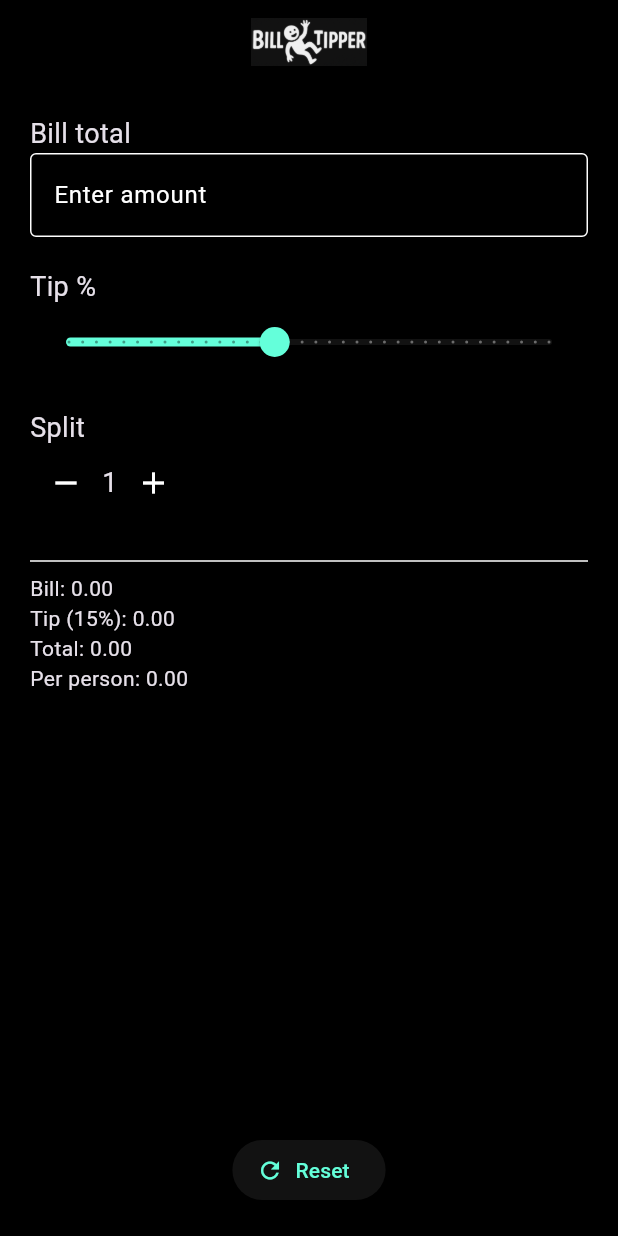
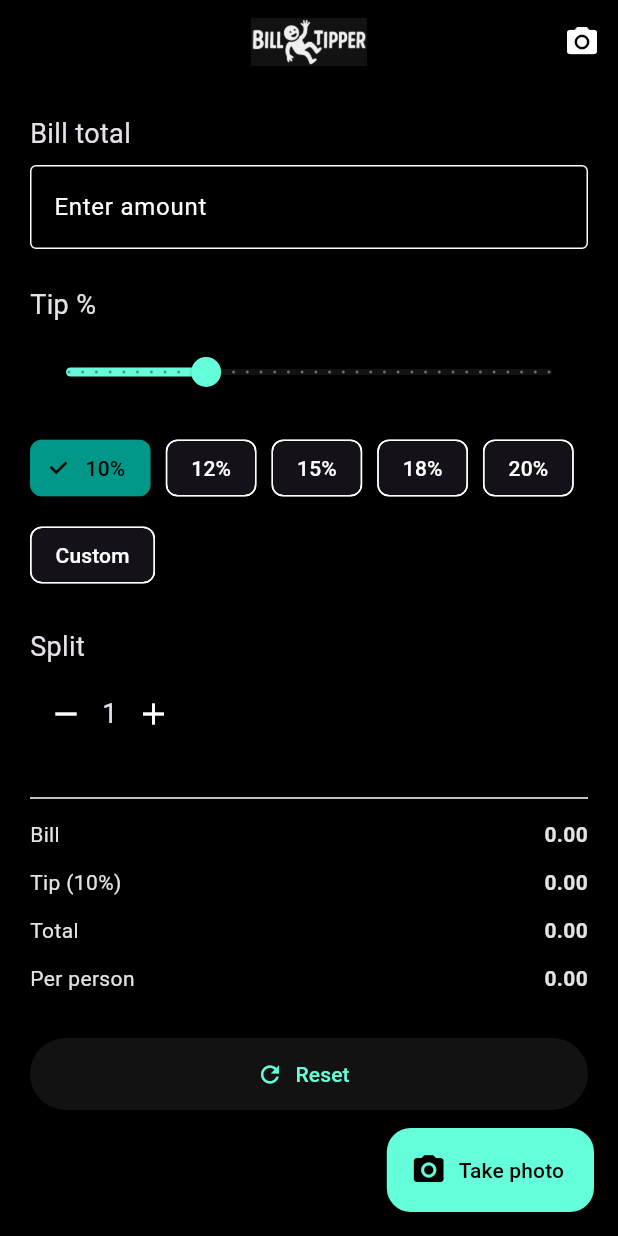
Before and after one commit to waltviviers/bill_tipper, a Flutter app: the screen it shows after launch, on a phone screen of 412 x 824 dp. Run offline on Flutter 3.47's test engine with Material 3 defaults, Android fonts, the phone set to English and light mode, and no system bars; our stand-ins replace image_picker.

Commit message:
Update main.dart

```diff
--- a/lib/main.dart
+++ b/lib/main.dart
@@ -1,4 +1,7 @@
+import 'dart:io';
+
 import 'package:flutter/material.dart';
+import 'package:image_picker/image_picker.dart';
 
 void main() {
   runApp(const BillTipperApp());
@@ -13,11 +16,14 @@ class BillTipperApp extends StatelessWidget {
       debugShowCheckedModeBanner: false,
       title: 'Bill Tipper',
       theme: ThemeData.dark().copyWith(
-        colorScheme: ColorScheme.dark(
+        colorScheme: const ColorScheme.dark(
           primary: Colors.tealAccent,
           secondary: Colors.teal,
         ),
-        scaffoldBackgroundColor: const Color(0xFF000000), // same as logo bg
+        scaffoldBackgroundColor: Color(0xFF000000),
+        elevatedButtonTheme: ElevatedButtonThemeData(
+          style: ElevatedButton.styleFrom(minimumSize: const Size.fromHeight(48)),
+        ),
       ),
       home: const BillTipperHome(),
     );
@@ -33,21 +39,38 @@ class BillTipperHome extends StatefulWidget {
 
 class _BillTipperHomeState extends State<BillTipperHome> {
   final TextEditingController _billController = TextEditingController();
-  double _tipPercent = 15.0;
+  double _tipPercent = 10.0; // ← default tip is now 10%
   int _split = 1;
 
-  double get _bill =>
-      double.tryParse(_billController.text) ?? 0.0;
+  // Photo of the bill (captured with the camera)
+  final ImagePicker _picker = ImagePicker();
+  XFile? _billPhoto;
 
+  double get _bill => double.tryParse(_billController.text) ?? 0.0;
   double get _tip => _bill * _tipPercent / 100;
   double get _total => _bill + _tip;
-  double get _perPerson => _total / _split;
+  double get _perPerson => _split == 0 ? 0 : _total / _split;
+
+  Future<void> _takePhoto() async {
+    try {
+      final photo = await _picker.pickImage(source: ImageSource.camera);
+      if (photo != null) {
+        setState(() => _billPhoto = photo);
+      }
+    } catch (e) {
+      if (!mounted) return;
+      ScaffoldMessenger.of(context).showSnackBar(
+        SnackBar(content: Text('Could not open camera: $e')),
+      );
+    }
+  }
 
   void _reset() {
     setState(() {
       _billController.clear();
-      _tipPercent = 15.0;
+      _tipPercent = 10.0;
       _split = 1;
+      _billPhoto = null;
     });
   }
 
@@ -62,24 +85,53 @@ class _BillTipperHomeState extends State<BillTipperHome> {
           height: 32,
           fit: BoxFit.contain,
         ),
+        actions: [
+          IconButton(
+            tooltip: 'Take photo of bill',
+            icon: const Icon(Icons.photo_camera),
+            onPressed: _takePhoto,
+          ),
+        ],
       ),
-      body: Padding(
-        padding: const EdgeInsets.all(20),
+      floatingActionButton: FloatingActionButton.extended(
+        onPressed: _takePhoto,
+        icon: const Icon(Icons.photo_camera),
+        label: const Text('Take photo'),
+      ),
+      body: SingleChildScrollView(
+        padding: const EdgeInsets.fromLTRB(20, 20, 20, 96),
         child: Column(
           crossAxisAlignment: CrossAxisAlignment.start,
           children: [
+            // Optional photo preview
+            if (_billPhoto != null) ...[
+              ClipRRect(
+                borderRadius: BorderRadius.circular(12),
+                child: Image.file(
+                  File(_billPhoto!.path),
+                  height: 160,
+                  width: double.infinity,
+                  fit: BoxFit.cover,
+                ),
+              ),
+              const SizedBox(height: 16),
+            ],
+
             const Text("Bill total", style: TextStyle(fontSize: 18)),
+            const SizedBox(height: 8),
             TextField(
               controller: _billController,
-              keyboardType: TextInputType.number,
+              keyboardType: const TextInputType.numberWithOptions(decimal: true),
               decoration: const InputDecoration(
                 hintText: "Enter amount",
                 border: OutlineInputBorder(),
               ),
               onChanged: (_) => setState(() {}),
             ),
-            const SizedBox(height: 20),
+            const SizedBox(height: 24),
+
             const Text("Tip %", style: TextStyle(fontSize: 18)),
+            const SizedBox(height: 8),
             Slider(
               value: _tipPercent,
               min: 0,
@@ -88,42 +140,76 @@ class _BillTipperHomeState extends State<BillTipperHome> {
               label: "${_tipPercent.round()}%",
               onChanged: (v) => setState(() => _tipPercent = v),
             ),
-            const SizedBox(height: 20),
+
+            const SizedBox(height: 16),
+            Wrap(
+              spacing: 10,
+              runSpacing: 10,
+              children: [10, 12, 15, 18, 20].map((p) {
+                final selected = _tipPercent.round() == p;
+                return ChoiceChip(
+                  label: Text("$p%"),
+                  selected: selected,
+                  onSelected: (_) => setState(() => _tipPercent = p.toDouble()),
+                );
+              }).toList()
+                ..add(
+                  ChoiceChip(
+                    label: const Text("Custom"),
+                    selected: ![10, 12, 15, 18, 20].contains(_tipPercent.round()),
+                    onSelected: (_) {},
+                  ),
+                ),
+            ),
+
+            const SizedBox(height: 24),
             const Text("Split", style: TextStyle(fontSize: 18)),
+            const SizedBox(height: 8),
             Row(
               children: [
                 IconButton(
                   icon: const Icon(Icons.remove),
-                  onPressed: () =>
-                      setState(() => _split = (_split > 1) ? _split - 1 : 1),
+                  onPressed: () => setState(() => _split = (_split > 1) ? _split - 1 : 1),
                 ),
                 Text("$_split", style: const TextStyle(fontSize: 18)),
                 IconButton(
                   icon: const Icon(Icons.add),
-                  onPressed: () =>
-                      setState(() => _split = _split + 1),
+                  onPressed: () => setState(() => _split = _split + 1),
                 ),
               ],
             ),
-            const SizedBox(height: 20),
+
+            const SizedBox(height: 24),
             const Divider(),
-            Text("Bill: ${_fmt(_bill)}"),
-            Text("Tip (${_tipPercent.round()}%): ${_fmt(_tip)}"),
-            Text("Total: ${_fmt(_total)}"),
-            Text("Per person: ${_fmt(_perPerson)}"),
-            const Spacer(),
-            Center(
-              child: ElevatedButton.icon(
-                icon: const Icon(Icons.refresh),
-                label: const Text("Reset"),
-                onPressed: _reset,
-              ),
-            )
+            _row("Bill", _bill),
+            _row("Tip (${_tipPercent.round()}%)", _tip),
+            _row("Total", _total),
+            _row("Per person", _perPerson),
+
+            const SizedBox(height: 24),
+            ElevatedButton.icon(
+              onPressed: _reset,
+              icon: const Icon(Icons.refresh),
+              label: const Text("Reset"),
+            ),
           ],
         ),
       ),
     );
   }
 
+  Widget _row(String label, double value) {
+    return Padding(
+      padding: const EdgeInsets.symmetric(vertical: 6),
+      child: Row(
+        mainAxisAlignment: MainAxisAlignment.spaceBetween,
+        children: [
+          Text(label),
+          Text(_fmt(value), style: const TextStyle(fontWeight: FontWeight.w600)),
+        ],
+      ),
+    );
+  }
+
   String _fmt(double v) => v.toStringAsFixed(2);
 }
```
